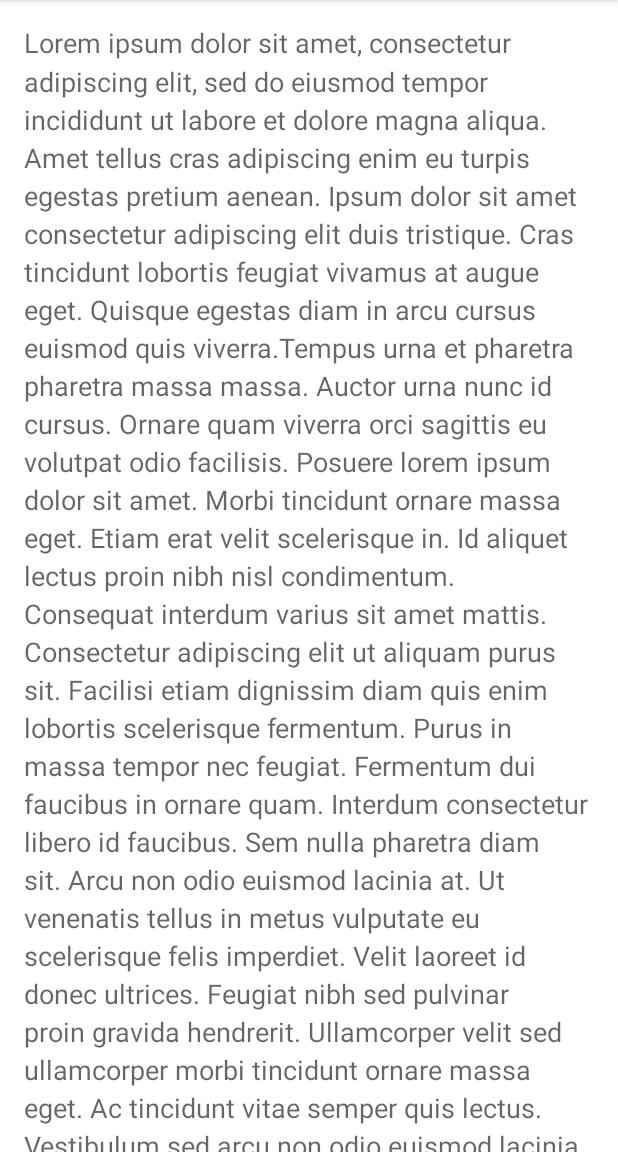
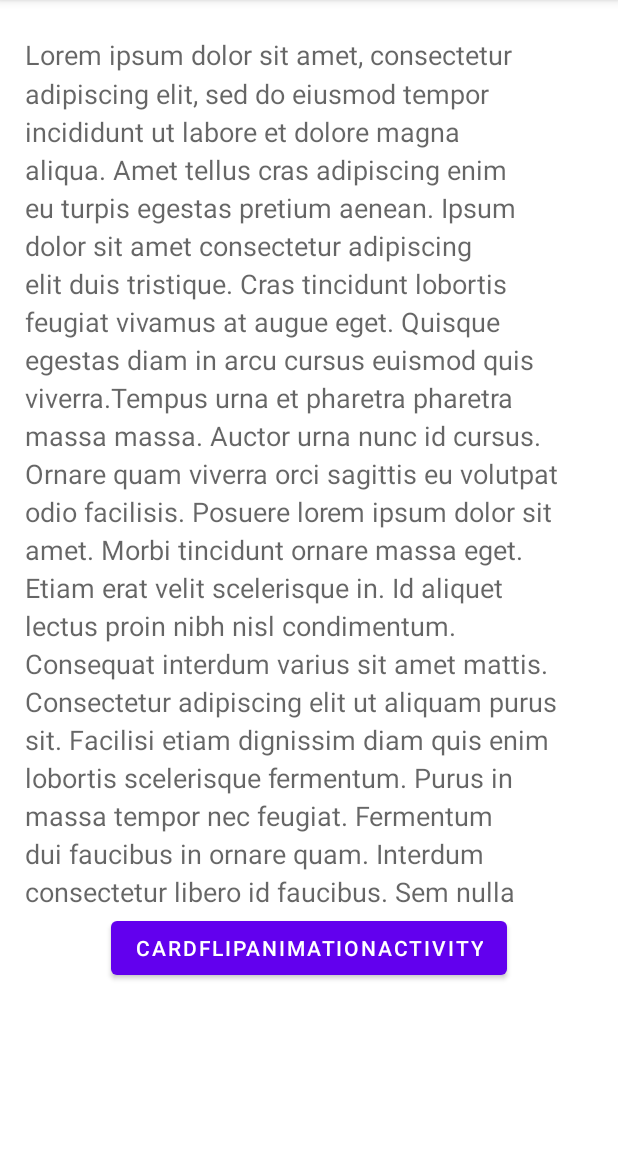
Before and after one commit to Kanharajput/RevealHideAnimation, an Android app: the screen it shows after launch (MainActivity), on a phone screen of 412 x 824 dp, the part 84-1236 px from its top. Run offline under Robolectric (Android 15) with nearby library versions, the phone set to English and light mode, and no system bars.

Commit message:
New Activity created to show CardFlipAnimation

```diff
--- a/app/src/main/java/com/example/revealhideview/MainActivity.java
+++ b/app/src/main/java/com/example/revealhideview/MainActivity.java
@@ -4,6 +4,7 @@ import androidx.appcompat.app.AppCompatActivity;
 
 import android.animation.Animator;
 import android.animation.AnimatorListenerAdapter;
+import android.content.Intent;
 import android.os.Bundle;
 import android.view.View;
 
@@ -60,4 +61,9 @@ public class MainActivity extends AppCompatActivity {
                     }
                 });
     }
+
+    public void startCardAnimationActivity(View view) {
+        Intent intent = new Intent(this,CardFlipAnimationActivity.class);
+        startActivity(intent);
+    }
 }
--- a/app/src/main/res/layout/activity_main.xml
+++ b/app/src/main/res/layout/activity_main.xml
@@ -1,25 +1,46 @@
-<FrameLayout xmlns:android="http://schemas.android.com/apk/res/android"
+<androidx.constraintlayout.widget.ConstraintLayout xmlns:android="http://schemas.android.com/apk/res/android"
+    xmlns:app="http://schemas.android.com/apk/res-auto"
     android:layout_width="match_parent"
-    android:layout_height="match_parent">
+    android:layout_height="match_parent"
+    android:padding="8dp">
 
-    <ScrollView xmlns:android="http://schemas.android.com/apk/res/android"
+    <ScrollView
         android:id="@+id/content"
-        android:layout_width="match_parent"
-        android:layout_height="match_parent">
+        android:layout_width="wrap_content"
+        android:layout_height="600dp"
+        android:layout_marginEnd="8dp"
+        app:layout_constraintBottom_toTopOf="@id/CardAnimationActivity"
+        app:layout_constraintEnd_toEndOf="parent"
+        app:layout_constraintTop_toTopOf="parent">
 
-        <TextView style="?android:textAppearanceMedium"
-            android:lineSpacingMultiplier="1.2"
+        <TextView
+            style="?android:textAppearanceMedium"
             android:layout_width="match_parent"
             android:layout_height="wrap_content"
-            android:text="@string/lorem_ipsum"
-            android:padding="16dp" />
+            android:lineSpacingMultiplier="1.2"
+            android:padding="16dp"
+            android:text="@string/lorem_ipsum" />
 
     </ScrollView>
 
-    <ProgressBar android:id="@+id/loading_spinner"
+    <ProgressBar
+        android:id="@+id/loading_spinner"
         style="?android:progressBarStyleLarge"
         android:layout_width="wrap_content"
         android:layout_height="wrap_content"
-        android:layout_gravity="center" />
+        app:layout_constraintBottom_toBottomOf="parent"
+        app:layout_constraintEnd_toEndOf="parent"
+        app:layout_constraintStart_toStartOf="parent"
+        app:layout_constraintTop_toTopOf="parent" />
 
-</FrameLayout>
+    <Button
+        android:id="@+id/CardAnimationActivity"
+        android:layout_width="wrap_content"
+        android:layout_height="wrap_content"
+        android:onClick="startCardAnimationActivity"
+        android:text="@string/card_flip_animation_activity"
+        app:layout_constraintEnd_toEndOf="parent"
+        app:layout_constraintStart_toStartOf="parent"
+        app:layout_constraintTop_toBottomOf="@id/content" />
+
+</androidx.constraintlayout.widget.ConstraintLayout>
--- a/app/src/main/res/values/strings.xml
+++ b/app/src/main/res/values/strings.xml
@@ -3,4 +3,5 @@
     <string name="lorem_ipsum">Lorem ipsum dolor sit amet, consectetur adipiscing elit, sed do eiusmod tempor incididunt ut labore et dolore magna aliqua. Amet tellus cras adipiscing enim eu turpis egestas pretium aenean. Ipsum dolor sit amet consectetur adipiscing elit duis tristique. Cras tincidunt lobortis feugiat vivamus at augue eget. Quisque egestas diam in arcu cursus euismod quis viverra.Tempus urna et pharetra pharetra massa massa. Auctor urna nunc id cursus. Ornare quam viverra orci sagittis eu volutpat odio facilisis. Posuere lorem ipsum dolor sit amet. Morbi tincidunt ornare massa eget. Etiam erat velit scelerisque in. Id aliquet lectus proin nibh nisl condimentum.
                                 \nConsequat interdum varius sit amet mattis. Consectetur adipiscing elit ut aliquam purus sit. Facilisi etiam dignissim diam quis enim lobortis scelerisque fermentum. Purus in massa tempor nec feugiat. Fermentum dui faucibus in ornare quam. Interdum consectetur libero id faucibus. Sem nulla pharetra diam sit. Arcu non odio euismod lacinia at. Ut venenatis tellus in metus vulputate eu scelerisque felis imperdiet. Velit laoreet id donec ultrices. Feugiat nibh sed pulvinar proin gravida hendrerit. Ullamcorper velit sed ullamcorper morbi tincidunt ornare massa eget. Ac tincidunt vitae semper quis lectus. Vestibulum sed arcu non odio euismod lacinia at quis risus. Integer malesuada nunc vel risus commodo viverra.
                                 \nViverra adipiscing at in tellus integer feugiat scelerisque varius morbi. Quis viverra nibh cras pulvinar mattis nunc. Ut etiam sit amet nisl purus in mollis nunc sed. Egestas egestas fringilla phasellus faucibus. Libero id faucibus nisl tincidunt eget nullam. Fringilla est ullamcorper eget nulla facilisi etiam dignissim. Habitant morbi tristique senectus et. Lacus luctus accumsan tortor posuere. Elit duis tristique sollicitudin nibh sit amet commodo nulla. Mauris commodo quis imperdiet massa tincidunt nunc. Pellentesque habitant morbi tristique senectus et netus et malesuada fames. In vitae turpis massa sed elementum tempus egestas sed sed. Sollicitudin ac orci phasellus egestas tellus rutrum.</string>
+    <string name="card_flip_animation_activity">CardFlipAnimationActivity</string>
 </resources>
```
Also changed, not shown: app/src/main/AndroidManifest.xml (+10 -0 lines), app/src/main/java/com/example/revealhideview/CardFlipAnimationActivity.java (added, +14 -0 lines), app/src/main/res/layout/activity_card_flip_animation.xml (added, +9 -0 lines).
